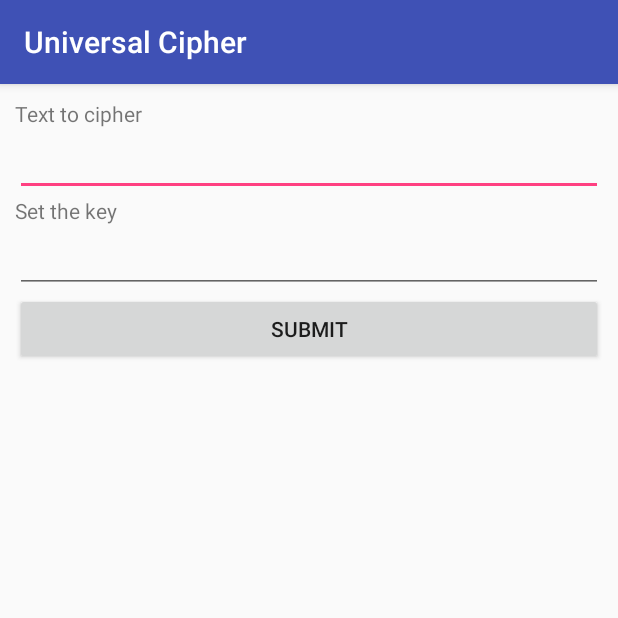
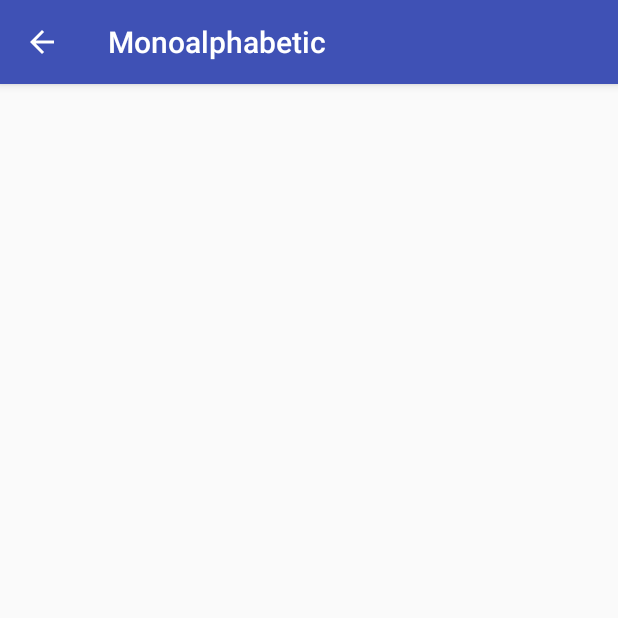
Before and after one commit to Luengosaurus/UniversalCipher, an Android app: the screen it shows after launch (MainActivity), on a phone screen of 412 x 824 dp, the top half of it. Run offline under Robolectric (Android 15) with nearby library versions, the phone set to English and light mode, and no system bars.

Commit message:
Created Navigation Drawer

```diff
--- a/app/build.gradle
+++ b/app/build.gradle
@@ -23,4 +23,6 @@ dependencies {
     compile fileTree(dir: 'libs', include: ['*.jar'])
     testCompile 'junit:junit:4.12'
     compile 'com.android.support:appcompat-v7:23.1.1'
+    compile 'com.android.support:design:23.1.1'
+    compile 'com.android.support:support-v4:23.1.1'
 }
--- a/app/src/main/java/com/exfume/luengo/universalcipher/MainActivity.java
+++ b/app/src/main/java/com/exfume/luengo/universalcipher/MainActivity.java
@@ -1,60 +1,92 @@
 package com.exfume.luengo.universalcipher;
 
-import android.provider.Telephony;
+import android.os.Bundle;
+import android.support.design.widget.NavigationView;
+import android.support.v4.app.Fragment;
+import android.support.v4.app.FragmentManager;
+import android.support.v4.view.GravityCompat;
+import android.support.v4.widget.DrawerLayout;
+import android.support.v7.app.ActionBar;
 import android.support.v7.app.AppCompatActivity;
-import android.os.Bundle;
-import android.util.Log;
-import android.view.View;
-import android.widget.Button;
-import android.widget.EditText;
-import android.widget.TextView;
+import android.support.v7.widget.Toolbar;
+import android.view.Menu;
+import android.view.MenuItem;
 
+import com.exfume.luengo.universalcipher.fragments.fragment_vigenere;
+
+/**
+ * Created by Benjamin on 19/02/2016.
+ */
 public class MainActivity extends AppCompatActivity {
-    private Button Submit;
-    private EditText Message;
-    private EditText Key;
-    private Cipher Cipher;
 
-
+    private DrawerLayout drawerLayout;
 
     @Override
     protected void onCreate(Bundle savedInstanceState) {
         super.onCreate(savedInstanceState);
         setContentView(R.layout.activity_main);
-        Submit = (Button) findViewById(R.id.submit);
-        Message = (EditText) findViewById(R.id.message);
-        Key = (EditText) findViewById(R.id.key);
-        Cipher = new Cipher();
-        Submit.setOnClickListener(new View.OnClickListener() {
+        setToolbar();
+        drawerLayout = (DrawerLayout) findViewById(R.id.drawer_layout);
+        NavigationView navigationView = (NavigationView) findViewById(R.id.nav_view);
+        if (navigationView != null) {
+            setDrawer(navigationView);
+            selectItem(navigationView.getMenu().getItem(0));
+        }
+    }
+
+    private void setToolbar() {
+        Toolbar toolbar = (Toolbar) findViewById(R.id.toolbar);
+        setSupportActionBar(toolbar);
+        final ActionBar ab = getSupportActionBar();
+        if (ab != null) {
+            ab.setDisplayHomeAsUpEnabled(true);
+        }
+
+    }
+
+    private void setDrawer(NavigationView navigationView) {
+        navigationView.setNavigationItemSelectedListener(
+                new NavigationView.OnNavigationItemSelectedListener() {
                     @Override
-            public void onClick(View v) {
-
-                Vigenere();
-
+                    public boolean onNavigationItemSelected(MenuItem menuItem) {
+                        menuItem.setChecked(true);
+                        selectItem(menuItem);
+                        drawerLayout.closeDrawers();
+                        return true;
                     }
                 });
 
-
     }
 
-    public void Vigenere(){
+    private void selectItem(MenuItem itemDrawer) {
+        Fragment fragment = null;
+        FragmentManager fragmentManager = getSupportFragmentManager();
 
-        TextView result = (TextView) findViewById(R.id.result);
-        try {
-            Cipher.setKey(Key.getText().toString());
-            Log.i("VIGENERE", Message.getText().toString());
-            Cipher.setText(Message.getText().toString());
-            Log.i("VIGKEY", Key.getText().toString());
-            Log.i("VIGRESULT", Cipher.Vigenere());
-            result.setText(Cipher.Vigenere());
+        switch (itemDrawer.getItemId()) {
+            case R.id.Vigenere:
+                fragment = new fragment_vigenere();
+                break;
+        }
+        if (fragment != null) {
+            fragmentManager
+                    .beginTransaction()
+                    .replace(R.id.main_frame , fragment)
+                    .commit();
+        }
 
+        // Setear título actual
+        setTitle(itemDrawer.getTitle());
+    }
 
+    @Override
+    public boolean onOptionsItemSelected(MenuItem item) {
+        switch (item.getItemId()) {
+            case android.R.id.home:
+                drawerLayout.openDrawer(GravityCompat.START);
+                return true;
         }
-        catch (Exception e){
-            result.setText("Fill everthing, biatch");
-            Message.setHighlightColor(0xFFFF33);
+        return super.onOptionsItemSelected(item);
     }
 
 
 }
-}
--- a/app/src/main/res/layout/activity_main.xml
+++ b/app/src/main/res/layout/activity_main.xml
@@ -1,43 +1,43 @@
-<?xml version="1.0" encoding="utf-8"?>
-<LinearLayout xmlns:android="http://schemas.android.com/apk/res/android"
-    xmlns:tools="http://schemas.android.com/tools"
+<android.support.v4.widget.DrawerLayout
+    xmlns:android="http://schemas.android.com/apk/res/android"
+    xmlns:app="http://schemas.android.com/apk/res-auto"
+    android:id="@+id/drawer_layout"
     android:layout_width="match_parent"
     android:layout_height="match_parent"
-    android:orientation="vertical"
-    android:padding="10dp"
-    tools:context="com.exfume.luengo.universalcipher.MainActivity">
+    android:fitsSystemWindows="true">
 
-    <TextView
+
+    <LinearLayout
         android:layout_width="match_parent"
-        android:layout_height="wrap_content"
-        android:text="Text to cipher"
-        />
-   <EditText
-       android:layout_width="match_parent"
-       android:layout_height="wrap_content"
-       android:id="@+id/message"
-       />
-    <TextView
-        android:layout_width="match_parent"
-        android:layout_height="wrap_content"
-        android:text="Set the key"
-        />
-    <EditText
-        android:layout_width="match_parent"
-        android:layout_height="wrap_content"
-        android:id="@+id/key"
-        />
-    <Button
-        android:layout_width="match_parent"
-        android:layout_height="wrap_content"
-        android:text="Submit"
-        android:layout_marginBottom="10dp"
-        android:id="@+id/submit"
-        />
-    <TextView
-        android:layout_width="match_parent"
-        android:layout_height="fill_parent"
-        android:id="@+id/result"
-        />
+        android:layout_height="match_parent"
+        android:orientation="vertical">
 
-</LinearLayout>
+        <android.support.design.widget.AppBarLayout
+            android:id="@+id/appbar"
+            android:layout_width="match_parent"
+            android:layout_height="wrap_content"
+            android:theme="@style/ThemeOverlay.AppCompat.Dark.ActionBar">
+
+            <android.support.v7.widget.Toolbar
+                android:id="@+id/toolbar"
+                android:layout_width="match_parent"
+                android:layout_height="?attr/actionBarSize" />
+        </android.support.design.widget.AppBarLayout>
+
+        <RelativeLayout
+            android:id="@+id/main_frame"
+            android:layout_width="match_parent"
+            android:layout_height="match_parent" />
+
+    </LinearLayout>
+
+    <android.support.design.widget.NavigationView
+        android:id="@+id/nav_view"
+        android:layout_width="wrap_content"
+        android:layout_height="match_parent"
+        android:layout_gravity="start"
+        android:fitsSystemWindows="true"
+        app:headerLayout="@layout/drawer_header"
+        app:menu="@menu/drawer_menu" />
+
+</android.support.v4.widget.DrawerLayout>
--- /dev/null
+++ b/app/src/main/res/menu/drawer_menu.xml
@@ -0,0 +1,41 @@
+<?xml version="1.0" encoding="utf-8"?>
+<menu xmlns:android="http://schemas.android.com/apk/res/android">
+
+
+    <item
+        android:title="Monoalphabetic">
+        <menu>
+            <group android:checkableBehavior="single">
+                <item
+                    android:id="@+id/Affine"
+                    android:title="Affine" />
+            </group>
+        </menu>
+    </item>
+
+    <item
+        android:title="Polyalphabetic">
+        <menu>
+            <group android:checkableBehavior="single">
+                <item
+                    android:id="@+id/Vigenere"
+                    android:title="Vigenere" />
+            </group>
+        </menu>
+    </item>
+
+
+    <group>
+        <item
+            android:id="@+id/nav_bugs"
+            android:title="Bugs" />
+
+        <item
+            android:id="@+id/nav_suggestions"
+            android:title="Suggestions" />
+        <item
+            android:id="@+id/nav_team"
+            android:title="Team" />
+    </group>
+
+</menu>
--- /dev/null
+++ b/app/src/main/res/values-v21/styles.xml
@@ -0,0 +1,11 @@
+<?xml version="1.0" encoding="utf-8"?>
+<resources>
+
+    <style name="AppTheme" parent="Base">
+        <item name="android:windowDrawsSystemBarBackgrounds">true</item>
+        <item name="android:statusBarColor">@android:color/transparent</item>
+        <item name="android:windowTranslucentNavigation">true</item>
+        <item name="android:colorButtonNormal">@color/colorAccent</item>
+    </style>
+
+</resources>
--- a/app/src/main/res/values/strings.xml
+++ b/app/src/main/res/values/strings.xml
@@ -1,3 +1,4 @@
+<?xml version="1.0" encoding="utf-8"?>
 <resources>
     <string name="app_name">Universal Cipher</string>
 </resources>
--- a/app/src/main/res/values/styles.xml
+++ b/app/src/main/res/values/styles.xml
@@ -1,11 +1,12 @@
 <resources>
 
     <!-- Base application theme. -->
-    <style name="AppTheme" parent="Theme.AppCompat.Light.DarkActionBar">
+    <style name="Base" parent="Theme.AppCompat.Light.NoActionBar">
         <!-- Customize your theme here. -->
         <item name="colorPrimary">@color/colorPrimary</item>
         <item name="colorPrimaryDark">@color/colorPrimaryDark</item>
         <item name="colorAccent">@color/colorAccent</item>
+        <item name="colorButtonNormal">@color/colorAccent</item>
     </style>
 
 </resources>
```
Also changed, not shown: app/src/main/AndroidManifest.xml (+6 -2 lines), app/src/main/java/com/exfume/luengo/universalcipher/fragments/fragment_vigenere.java (added, +61 -0 lines), app/src/main/res/layout/drawer_header.xml (added, +24 -0 lines), app/src/main/res/layout/vigenere_cipher.xml (added, +50 -0 lines), app/src/main/res/values-v21/attrs.xml (added, +8 -0 lines), app/src/main/res/values/attrs.xml (added, +8 -0 lines). Lines whose indentation alone changed are shown as unchanged.
